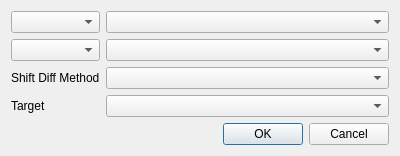
This is src/wiser/gui/ui_files/mtmf_dialog.ui in Ehlmann-research-group/WISER as Qt 5 draws it before an edit. The edited form follows.
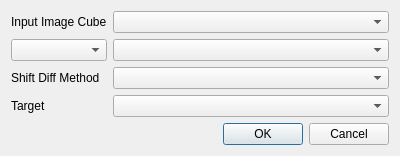
This is the edited form.

Commit message: feat: Removing spectrum option from mtmf

Diff of the .ui file:
```diff
--- a/src/wiser/gui/ui_files/mtmf_dialog.ui
+++ b/src/wiser/gui/ui_files/mtmf_dialog.ui
@@ -40,9 +40,6 @@
    <item row="0" column="2">
     <widget class="QComboBox" name="cbox_input"/>
    </item>
-   <item row="0" column="0">
-    <widget class="QComboBox" name="cbox_input_type"/>
-   </item>
    <item row="4" column="2">
     <widget class="QComboBox" name="cbox_target"/>
    </item>
@@ -56,6 +53,13 @@
    <item row="3" column="2">
     <widget class="QComboBox" name="cbox_shift_diff_method"/>
    </item>
+   <item row="0" column="0">
+    <widget class="QLabel" name="label">
+     <property name="text">
+      <string>Input Image Cube</string>
+     </property>
+    </widget>
+   </item>
   </layout>
  </widget>
  <resources/>
```
The commit also changes 1 other file.
